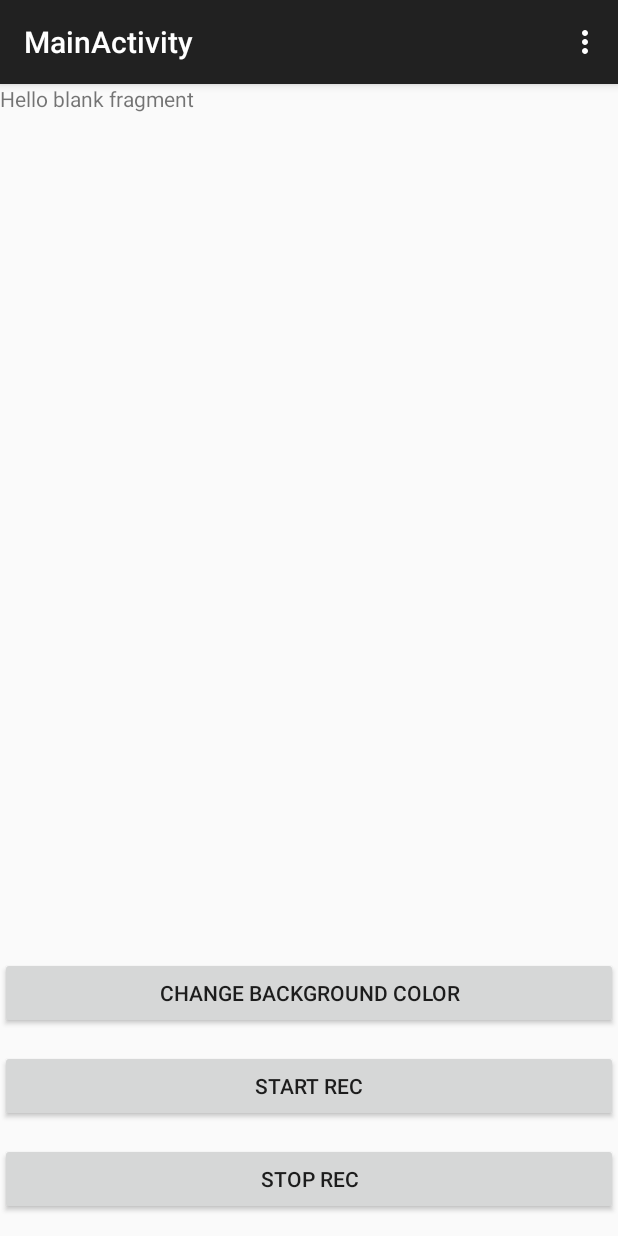
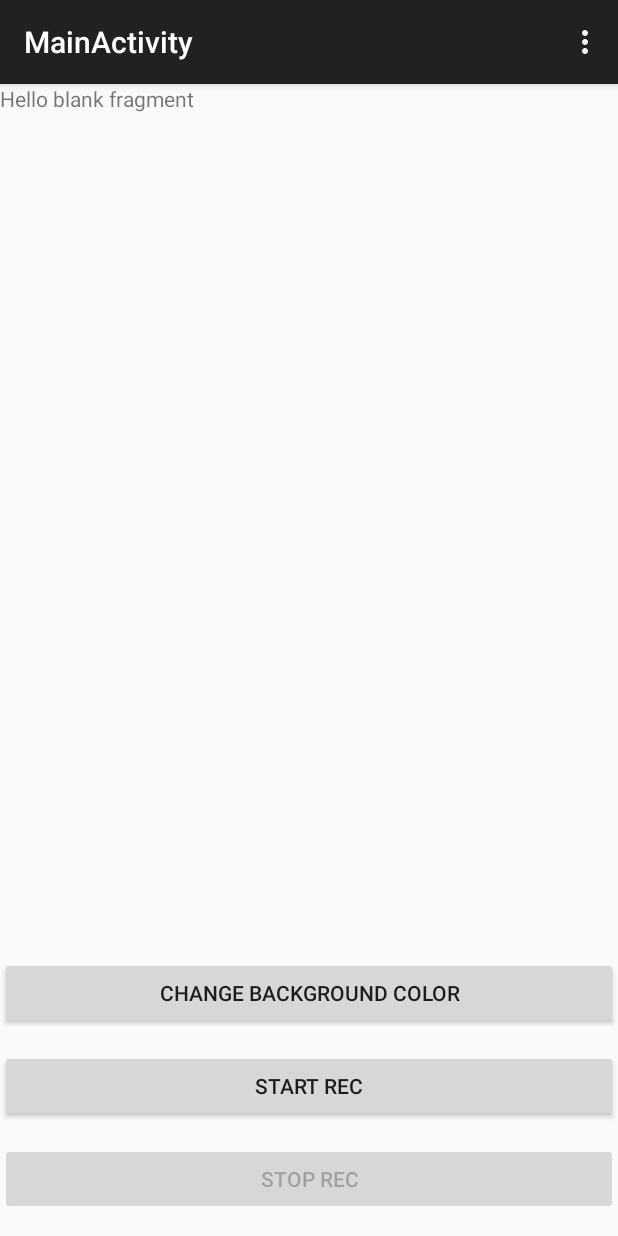
Before and after one commit to chibatching/android-view-recorder, an Android app: the screen it shows after launch (MainActivity), after a tap on "STOP REC", on a phone screen of 412 x 824 dp. Run offline under Robolectric (Android 15) with nearby library versions, the phone set to English and light mode, and no system bars; 1 statement that could not run was skipped; 1 other tap on this screen came first.

```diff
--- a/sample/src/main/java/com/chibatching/viewrecordersample/SampleFragment.java
+++ b/sample/src/main/java/com/chibatching/viewrecordersample/SampleFragment.java
@@ -41,7 +41,9 @@ public class SampleFragment extends Fragment {
         final View contentView = inflater.inflate(R.layout.fragment_sample, container, false);
         final RelativeLayout layout = (RelativeLayout) contentView.findViewById(R.id.container);
 
-        Button startButton = (Button) contentView.findViewById(R.id.btn_start_rec);
+        final Button startButton = (Button) contentView.findViewById(R.id.btn_start_rec);
+        final Button stopButton = (Button) contentView.findViewById(R.id.btn_stop_rec);
+
         startButton.setOnClickListener(new View.OnClickListener() {
             @Override
             public void onClick(@NotNull View view) {
@@ -50,17 +52,27 @@ public class SampleFragment extends Fragment {
                         .setLoopCount(0)
                         .setFrameRate(20)
                         .setScale(0.3)
+                        .setOnRecordFinishListener(new ViewRecorder.OnRecordFinishListener() {
+                            @Override
+                            public void onRecordFinish() {
+                                stopButton.setEnabled(false);
+                                startButton.setEnabled(true);
+                            }
+                        })
                         .create();
 
                 recorder.start();
+                stopButton.setEnabled(true);
+                startButton.setEnabled(false);
             }
         });
 
-        Button stopButton = (Button) contentView.findViewById(R.id.btn_stop_rec);
         stopButton.setOnClickListener(new View.OnClickListener() {
             @Override
             public void onClick(@NotNull View view) {
                 recorder.stop();
+                stopButton.setEnabled(false);
+                startButton.setEnabled(true);
             }
         });
 
--- a/sample/src/main/res/layout/fragment_sample.xml
+++ b/sample/src/main/res/layout/fragment_sample.xml
@@ -17,6 +17,7 @@
         android:layout_height="wrap_content"
         android:layout_alignParentBottom="true"
         android:layout_marginBottom="14dp"
+        android:enabled="false"
         android:text="Stop rec" />
 
     <Button
```
